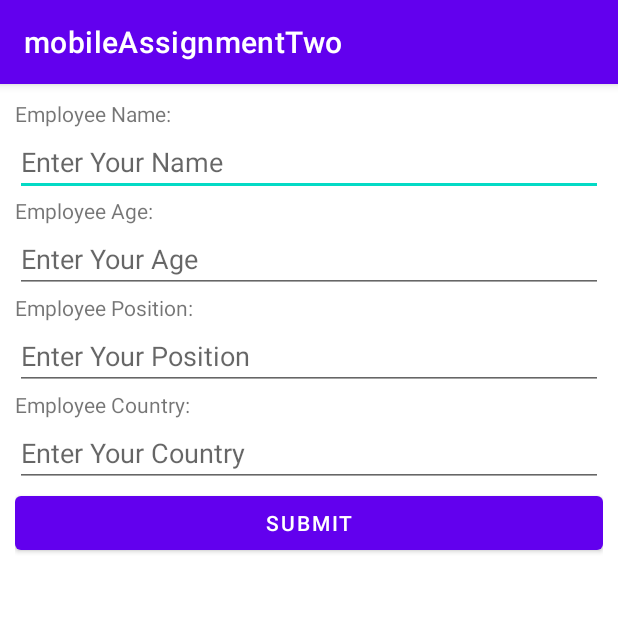
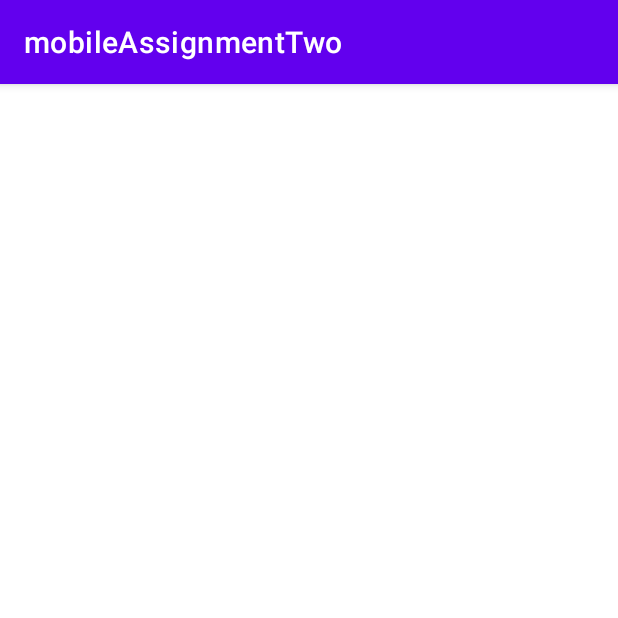
Before and after one commit to danielkim2711/mobile-assignment-two, an Android app: the screen it shows after launch (MainActivity), on a phone screen of 412 x 824 dp, the top half of it. Run offline under Robolectric (Android 15) with nearby library versions, the phone set to English and light mode, and no system bars.

Commit message:
Define employee class

```diff
--- a/app/build.gradle
+++ b/app/build.gradle
@@ -34,6 +34,9 @@ dependencies {
     implementation 'com.google.android.material:material:1.4.0'
     implementation 'androidx.constraintlayout:constraintlayout:2.1.1'
     implementation 'com.google.firebase:firebase-database:20.0.2'
+
+    implementation 'com.firebaseui:firebase-ui-database:8.0.0'
+
     testImplementation 'junit:junit:4.+'
     androidTestImplementation 'androidx.test.ext:junit:1.1.3'
     androidTestImplementation 'androidx.test.espresso:espresso-core:3.4.0'
--- a/app/src/main/AndroidManifest.xml
+++ b/app/src/main/AndroidManifest.xml
@@ -2,6 +2,7 @@
 <manifest xmlns:android="http://schemas.android.com/apk/res/android"
     package="cs.daniel.mobileassignmenttwo">
 
+    <uses-permission android:name="android.permission.INTERNET"/>
     <application
         android:allowBackup="true"
         android:icon="@mipmap/ic_launcher"
--- /dev/null
+++ b/app/src/main/java/cs/daniel/mobileassignmenttwo/Employee.java
@@ -0,0 +1,47 @@
+package cs.daniel.mobileassignmenttwo;
+
+public class Employee {
+    String country, email, name, position;
+
+    Employee() {
+
+    }
+    public Employee(String country, String email, String name, String position) {
+        this.country = country;
+        this.email = email;
+        this.name = name;
+        this.position = position;
+    }
+
+    public String getCountry() {
+        return country;
+    }
+
+    public void setCountry(String country) {
+        this.country = country;
+    }
+
+    public String getEmail() {
+        return email;
+    }
+
+    public void setEmail(String email) {
+        this.email = email;
+    }
+
+    public String getName() {
+        return name;
+    }
+
+    public void setName(String name) {
+        this.name = name;
+    }
+
+    public String getPosition() {
+        return position;
+    }
+
+    public void setPosition(String position) {
+        this.position = position;
+    }
+}
--- a/app/src/main/java/cs/daniel/mobileassignmenttwo/MainActivity.java
+++ b/app/src/main/java/cs/daniel/mobileassignmenttwo/MainActivity.java
@@ -1,14 +1,21 @@
 package cs.daniel.mobileassignmenttwo;
 
 import androidx.appcompat.app.AppCompatActivity;
+import androidx.recyclerview.widget.LinearLayoutManager;
+import androidx.recyclerview.widget.RecyclerView;
 
 import android.os.Bundle;
 
 public class MainActivity extends AppCompatActivity {
 
+    RecyclerView recyclerView;
+
     @Override
     protected void onCreate(Bundle savedInstanceState) {
         super.onCreate(savedInstanceState);
         setContentView(R.layout.activity_main);
+
+        recyclerView = (RecyclerView)findViewById(R.id.rv);
+        recyclerView.setLayoutManager(new LinearLayoutManager(this));
     }
 }
--- a/app/src/main/res/layout/activity_main.xml
+++ b/app/src/main/res/layout/activity_main.xml
@@ -1,80 +1,20 @@
 <?xml version="1.0" encoding="utf-8"?>
-<RelativeLayout xmlns:android="http://schemas.android.com/apk/res/android"
+<androidx.constraintlayout.widget.ConstraintLayout xmlns:android="http://schemas.android.com/apk/res/android"
     xmlns:app="http://schemas.android.com/apk/res-auto"
     xmlns:tools="http://schemas.android.com/tools"
     android:layout_width="match_parent"
     android:layout_height="match_parent"
-    tools:context=".MainActivity"
-    android:padding="10dp">
+    tools:context=".MainActivity">
 
-    <TextView
-        android:id="@+id/tvEmployeeName"
+    <androidx.recyclerview.widget.RecyclerView
+        android:id="@+id/rv"
         android:layout_width="wrap_content"
         android:layout_height="wrap_content"
-        android:text="Employee Name:" />
-
-    <EditText
-        android:id="@+id/etEmployeeName"
-        android:layout_width="match_parent"
-        android:layout_height="wrap_content"
-        android:layout_below="@+id/tvEmployeeName"
-        android:hint="Enter Your Name" />
-
-    <TextView
-        android:id="@+id/tvEmployeeAge"
-        android:layout_width="wrap_content"
-        android:layout_height="wrap_content"
-        android:layout_below="@+id/etEmployeeName"
-        android:text="Employee Age:" />
-
-    <EditText
-        android:id="@+id/etEmployeeAge"
-        android:layout_width="match_parent"
-        android:layout_height="wrap_content"
-        android:layout_below="@+id/tvEmployeeAge"
-        android:hint="Enter Your Age" />
-
-    <TextView
-        android:id="@+id/tvEmployeePosition"
-        android:layout_width="wrap_content"
-        android:layout_height="wrap_content"
-        android:layout_below="@+id/etEmployeeAge"
-        android:text="Employee Position:" />
-
-    <EditText
-        android:id="@+id/etEmployeePosition"
-        android:layout_width="match_parent"
-        android:layout_height="wrap_content"
-        android:layout_below="@+id/tvEmployeePosition"
-        android:hint="Enter Your Position" />
-
-    <TextView
-        android:id="@+id/tvEmployeeCountry"
-        android:layout_width="wrap_content"
-        android:layout_height="wrap_content"
-        android:layout_below="@+id/etEmployeePosition"
-        android:text="Employee Country:" />
-
-    <EditText
-        android:id="@+id/etEmployeeCountry"
-        android:layout_width="match_parent"
-        android:layout_height="wrap_content"
-        android:layout_below="@+id/tvEmployeeCountry"
-        android:hint="Enter Your Country" />
-
-    <Button
-        android:id="@+id/submitButton"
-        android:layout_width="match_parent"
-        android:layout_height="wrap_content"
-        android:layout_below="@id/etEmployeeCountry"
-        android:text="Submit" />
-
-    <androidx.recyclerview.widget.RecyclerView
-        android:id="@+id/fruitRecyclerView"
-        android:layout_width="wrap_content"
-        android:layout_height="wrap_content"
-        android:layout_below="@id/submitButton">
+        app:layout_constraintBottom_toBottomOf="parent"
+        app:layout_constraintEnd_toEndOf="parent"
+        app:layout_constraintStart_toStartOf="parent"
+        app:layout_constraintTop_toTopOf="parent">
 
     </androidx.recyclerview.widget.RecyclerView>
 
-</RelativeLayout>
+</androidx.constraintlayout.widget.ConstraintLayout>
```
Also changed, not shown: 1 other file.
